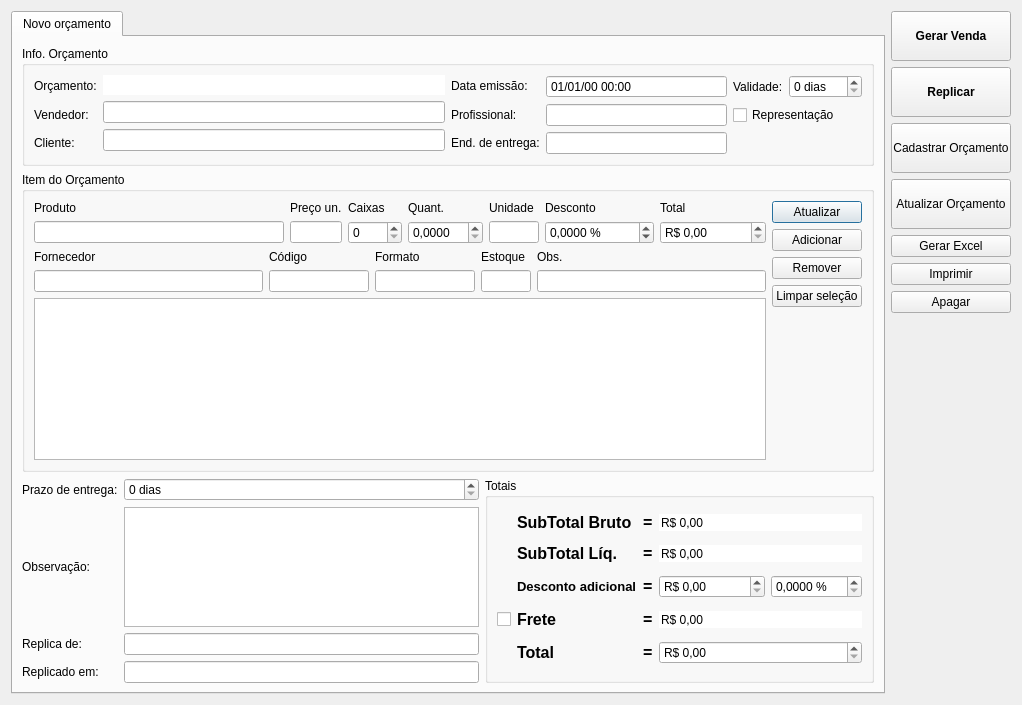
This is ui/orcamento.ui in lellisls/ERP-STACCATO as Qt 5 draws it before an edit. The edited form follows.
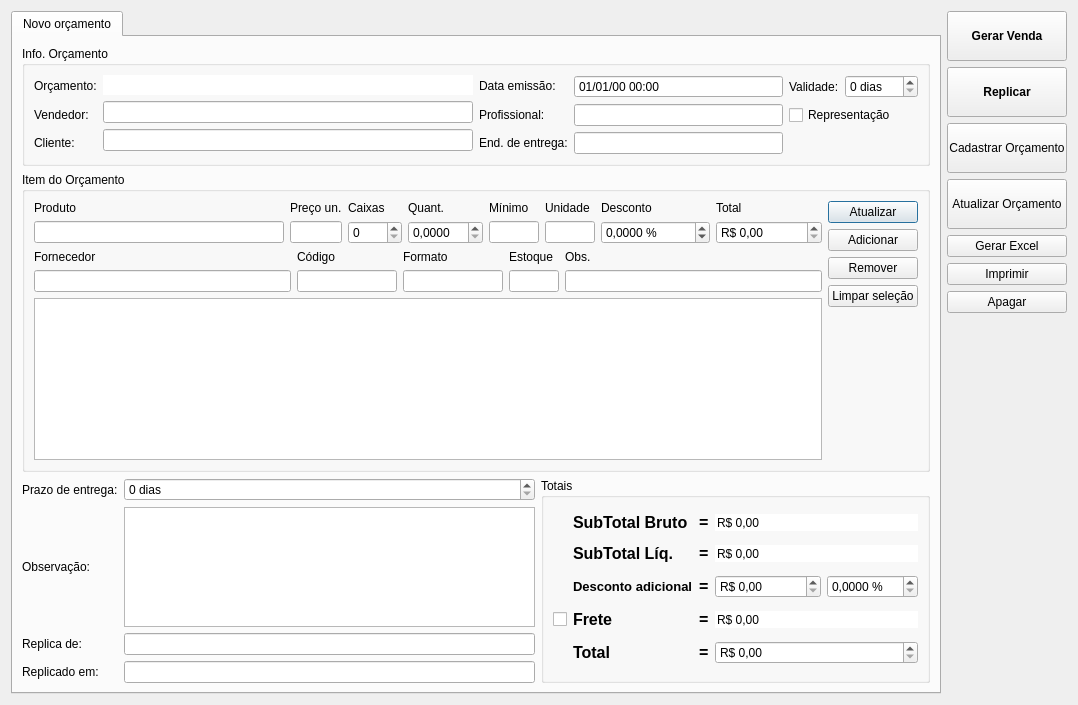
This is the edited form. Custom widgets are drawn as their Qt base class.

The edit to the form file:
```diff
--- a/ui/orcamento.ui
+++ b/ui/orcamento.ui
@@ -9,7 +9,7 @@
    <rect>
     <x>0</x>
     <y>0</y>
-    <width>1016</width>
+    <width>1072</width>
     <height>705</height>
    </rect>
   </property>
@@ -460,25 +460,9 @@
          <property name="title">
           <string>Item do Orçamento</string>
          </property>
-         <layout class="QGridLayout" name="gridLayout_9">
-          <item row="0" column="0">
-           <layout class="QGridLayout" name="gridLayout_8">
+         <layout class="QGridLayout" name="gridLayout_6">
             <item row="0" column="0">
              <layout class="QGridLayout" name="gridLayout_4">
-              <item row="0" column="0">
-               <widget class="QLabel" name="labelProduto">
-                <property name="text">
-                 <string>Produto</string>
-                </property>
-               </widget>
-              </item>
-              <item row="0" column="1">
-               <widget class="QLabel" name="labelPrecoUn">
-                <property name="text">
-                 <string>Preço un.</string>
-                </property>
-               </widget>
-              </item>
               <item row="0" column="2">
                <widget class="QLabel" name="labelCaixas">
                 <property name="text">
@@ -486,60 +470,34 @@
                 </property>
                </widget>
               </item>
+            <item row="0" column="1">
+             <widget class="QLabel" name="labelPrecoUn">
+              <property name="text">
+               <string>Preço un.</string>
+              </property>
+             </widget>
+            </item>
               <item row="0" column="3">
-               <widget class="QLabel" name="labelQte">
+             <widget class="QLabel" name="labelQuant">
                 <property name="text">
                  <string>Quant.</string>
                 </property>
                </widget>
               </item>
-              <item row="0" column="4">
+            <item row="0" column="5">
                <widget class="QLabel" name="labelUn">
                 <property name="text">
                  <string>Unidade</string>
                 </property>
                </widget>
               </item>
-              <item row="0" column="5">
-               <widget class="QLabel" name="labelDesconto">
-                <property name="text">
-                 <string>Desconto</string>
-                </property>
-               </widget>
-              </item>
-              <item row="0" column="6">
-               <widget class="QLabel" name="labelPrecoTotal">
+            <item row="0" column="7">
+             <widget class="QLabel" name="labelTotalItem">
                 <property name="text">
                  <string>Total</string>
                 </property>
                </widget>
               </item>
-              <item row="1" column="0">
-               <widget class="ItemBox" name="itemBoxProduto">
-                <property name="minimumSize">
-                 <size>
-                  <width>250</width>
-                  <height>0</height>
-                 </size>
-                </property>
-               </widget>
-              </item>
-              <item row="1" column="1">
-               <widget class="LineEditDecimal" name="lineEditPrecoUn">
-                <property name="maximumSize">
-                 <size>
-                  <width>60</width>
-                  <height>16777215</height>
-                 </size>
-                </property>
-                <property name="toolTip">
-                 <string>&lt;html&gt;&lt;head/&gt;&lt;body&gt;&lt;p&gt;Preço unitário&lt;/p&gt;&lt;/body&gt;&lt;/html&gt;</string>
-                </property>
-                <property name="readOnly">
-                 <bool>true</bool>
-                </property>
-               </widget>
-              </item>
               <item row="1" column="2">
                <widget class="QSpinBox" name="spinBoxCaixas">
                 <property name="maximumSize">
@@ -559,60 +517,40 @@
                 </property>
                </widget>
               </item>
-              <item row="1" column="3">
-               <widget class="QDoubleSpinBox" name="doubleSpinBoxQte">
-                <property name="maximumSize">
-                 <size>
-                  <width>75</width>
-                  <height>16777215</height>
-                 </size>
-                </property>
-                <property name="toolTip">
-                 <string>&lt;html&gt;&lt;head/&gt;&lt;body&gt;&lt;p&gt;Quantidade por unidade&lt;/p&gt;&lt;/body&gt;&lt;/html&gt;</string>
-                </property>
-                <property name="correctionMode">
-                 <enum>QAbstractSpinBox::CorrectToNearestValue</enum>
-                </property>
-                <property name="decimals">
-                 <number>4</number>
-                </property>
-                <property name="maximum">
-                 <double>9999999.000000000000000</double>
-                </property>
-               </widget>
-              </item>
-              <item row="1" column="4">
-               <widget class="QLineEdit" name="lineEditUn">
-                <property name="sizePolicy">
-                 <sizepolicy hsizetype="Fixed" vsizetype="Fixed">
-                  <horstretch>0</horstretch>
-                  <verstretch>0</verstretch>
-                 </sizepolicy>
-                </property>
-                <property name="minimumSize">
-                 <size>
-                  <width>50</width>
-                  <height>0</height>
-                 </size>
-                </property>
-                <property name="maximumSize">
-                 <size>
-                  <width>0</width>
-                  <height>16777215</height>
-                 </size>
-                </property>
-                <property name="toolTip">
-                 <string>&lt;html&gt;&lt;head/&gt;&lt;body&gt;&lt;p&gt;Unidade padrão do produto&lt;/p&gt;&lt;/body&gt;&lt;/html&gt;</string>
-                </property>
+            <item row="0" column="6">
+             <widget class="QLabel" name="labelDesconto">
                 <property name="text">
-                 <string/>
+               <string>Desconto</string>
+              </property>
+             </widget>
+            </item>
+            <item row="1" column="1">
+             <widget class="LineEditDecimal" name="lineEditPrecoUn">
+              <property name="maximumSize">
+               <size>
+                <width>60</width>
+                <height>16777215</height>
+               </size>
+              </property>
+              <property name="toolTip">
+               <string>&lt;html&gt;&lt;head/&gt;&lt;body&gt;&lt;p&gt;Preço unitário&lt;/p&gt;&lt;/body&gt;&lt;/html&gt;</string>
                 </property>
                 <property name="readOnly">
                  <bool>true</bool>
                 </property>
                </widget>
               </item>
-              <item row="1" column="5">
+            <item row="1" column="0">
+             <widget class="ItemBox" name="itemBoxProduto">
+              <property name="minimumSize">
+               <size>
+                <width>250</width>
+                <height>0</height>
+               </size>
+              </property>
+             </widget>
+            </item>
+            <item row="1" column="6">
                <widget class="QDoubleSpinBox" name="doubleSpinBoxDesconto">
                 <property name="toolTip">
                  <string>&lt;html&gt;&lt;head/&gt;&lt;body&gt;&lt;p&gt;Desconto por item&lt;/p&gt;&lt;/body&gt;&lt;/html&gt;</string>
@@ -631,8 +569,8 @@
                 </property>
                </widget>
               </item>
-              <item row="1" column="6">
-               <widget class="QDoubleSpinBox" name="doubleSpinBoxPrecoTotal">
+            <item row="1" column="7">
+             <widget class="QDoubleSpinBox" name="doubleSpinBoxTotalItem">
                 <property name="toolTip">
                  <string>&lt;html&gt;&lt;head/&gt;&lt;body&gt;&lt;p&gt;Valor total do orçamento, com desconto final.&lt;/p&gt;&lt;/body&gt;&lt;/html&gt;</string>
                 </property>
@@ -653,6 +591,173 @@
                 </property>
                </widget>
               </item>
+            <item row="1" column="5">
+             <widget class="QLineEdit" name="lineEditUn">
+              <property name="sizePolicy">
+               <sizepolicy hsizetype="Fixed" vsizetype="Fixed">
+                <horstretch>0</horstretch>
+                <verstretch>0</verstretch>
+               </sizepolicy>
+              </property>
+              <property name="minimumSize">
+               <size>
+                <width>50</width>
+                <height>0</height>
+               </size>
+              </property>
+              <property name="maximumSize">
+               <size>
+                <width>0</width>
+                <height>16777215</height>
+               </size>
+              </property>
+              <property name="toolTip">
+               <string>&lt;html&gt;&lt;head/&gt;&lt;body&gt;&lt;p&gt;Unidade padrão do produto&lt;/p&gt;&lt;/body&gt;&lt;/html&gt;</string>
+              </property>
+              <property name="text">
+               <string/>
+              </property>
+              <property name="readOnly">
+               <bool>true</bool>
+              </property>
+             </widget>
+            </item>
+            <item row="1" column="3">
+             <widget class="QDoubleSpinBox" name="doubleSpinBoxQuant">
+              <property name="maximumSize">
+               <size>
+                <width>75</width>
+                <height>16777215</height>
+               </size>
+              </property>
+              <property name="toolTip">
+               <string>&lt;html&gt;&lt;head/&gt;&lt;body&gt;&lt;p&gt;Quantidade por unidade&lt;/p&gt;&lt;/body&gt;&lt;/html&gt;</string>
+              </property>
+              <property name="correctionMode">
+               <enum>QAbstractSpinBox::CorrectToNearestValue</enum>
+              </property>
+              <property name="decimals">
+               <number>4</number>
+              </property>
+              <property name="maximum">
+               <double>9999999.000000000000000</double>
+              </property>
+             </widget>
+            </item>
+            <item row="0" column="0">
+             <widget class="QLabel" name="labelProduto">
+              <property name="text">
+               <string>Produto</string>
+              </property>
+             </widget>
+            </item>
+            <item row="1" column="4">
+             <widget class="QLineEdit" name="lineEditMinimo">
+              <property name="sizePolicy">
+               <sizepolicy hsizetype="Fixed" vsizetype="Fixed">
+                <horstretch>0</horstretch>
+                <verstretch>0</verstretch>
+               </sizepolicy>
+              </property>
+              <property name="minimumSize">
+               <size>
+                <width>50</width>
+                <height>0</height>
+               </size>
+              </property>
+              <property name="maximumSize">
+               <size>
+                <width>0</width>
+                <height>16777215</height>
+               </size>
+              </property>
+              <property name="toolTip">
+               <string>&lt;html&gt;&lt;head/&gt;&lt;body&gt;&lt;p&gt;Unidade padrão do produto&lt;/p&gt;&lt;/body&gt;&lt;/html&gt;</string>
+              </property>
+              <property name="text">
+               <string/>
+              </property>
+              <property name="readOnly">
+               <bool>true</bool>
+              </property>
+             </widget>
+            </item>
+            <item row="0" column="4">
+             <widget class="QLabel" name="labelMinimo">
+              <property name="text">
+               <string>Mínimo</string>
+              </property>
+             </widget>
+            </item>
+           </layout>
+          </item>
+          <item row="0" column="1" rowspan="3">
+           <layout class="QVBoxLayout" name="verticalLayout_3">
+            <item>
+             <widget class="QPushButton" name="pushButtonAtualizarItem">
+              <property name="toolTip">
+               <string>&lt;html&gt;&lt;head/&gt;&lt;body&gt;&lt;p&gt;Atualizar item atual&lt;/p&gt;&lt;/body&gt;&lt;/html&gt;</string>
+              </property>
+              <property name="text">
+               <string>Atualizar</string>
+              </property>
+              <property name="default">
+               <bool>true</bool>
+              </property>
+             </widget>
+            </item>
+            <item>
+             <widget class="QPushButton" name="pushButtonAdicionarItem">
+              <property name="toolTip">
+               <string>&lt;html&gt;&lt;head/&gt;&lt;body&gt;&lt;p&gt;Adicionar item atual&lt;/p&gt;&lt;/body&gt;&lt;/html&gt;</string>
+              </property>
+              <property name="text">
+               <string>Adicionar</string>
+              </property>
+              <property name="autoDefault">
+               <bool>false</bool>
+              </property>
+             </widget>
+            </item>
+            <item>
+             <widget class="QPushButton" name="pushButtonRemoverItem">
+              <property name="toolTip">
+               <string>&lt;html&gt;&lt;head/&gt;&lt;body&gt;&lt;p&gt;Remover item selecionado&lt;/p&gt;&lt;/body&gt;&lt;/html&gt;</string>
+              </property>
+              <property name="text">
+               <string>Remover</string>
+              </property>
+              <property name="autoDefault">
+               <bool>false</bool>
+              </property>
+             </widget>
+            </item>
+            <item>
+             <widget class="QPushButton" name="pushButtonLimparSelecao">
+              <property name="toolTip">
+               <string>&lt;html&gt;&lt;head/&gt;&lt;body&gt;&lt;p&gt;Remover item selecionado&lt;/p&gt;&lt;/body&gt;&lt;/html&gt;</string>
+              </property>
+              <property name="text">
+               <string>Limpar seleção</string>
+              </property>
+              <property name="autoDefault">
+               <bool>false</bool>
+              </property>
+             </widget>
+            </item>
+            <item>
+             <spacer name="verticalSpacer">
+              <property name="orientation">
+               <enum>Qt::Vertical</enum>
+              </property>
+              <property name="sizeHint" stdset="0">
+               <size>
+                <width>20</width>
+                <height>40</height>
+               </size>
+              </property>
+             </spacer>
+            </item>
              </layout>
             </item>
             <item row="1" column="0">
@@ -723,7 +828,7 @@
                  </size>
                 </property>
                 <property name="toolTip">
-                 <string>&lt;html&gt;&lt;head/&gt;&lt;body&gt;&lt;p&gt;Preço final do item, considerando desconto total aplicado&lt;/p&gt;&lt;/body&gt;&lt;/html&gt;</string>
+               <string>&lt;html&gt;&lt;head/&gt;&lt;body&gt;&lt;p&gt;Código comercial do produto&lt;/p&gt;&lt;/body&gt;&lt;/html&gt;</string>
                 </property>
                 <property name="readOnly">
                  <bool>true</bool>
@@ -745,7 +850,7 @@
                  </size>
                 </property>
                 <property name="toolTip">
-                 <string>&lt;html&gt;&lt;head/&gt;&lt;body&gt;&lt;p&gt;Preço final do item, considerando desconto total aplicado&lt;/p&gt;&lt;/body&gt;&lt;/html&gt;</string>
+               <string>&lt;html&gt;&lt;head/&gt;&lt;body&gt;&lt;p&gt;Formato do produto&lt;/p&gt;&lt;/body&gt;&lt;/html&gt;</string>
                 </property>
                 <property name="readOnly">
                  <bool>true</bool>
@@ -783,7 +888,7 @@
                  </size>
                 </property>
                 <property name="toolTip">
-                 <string>&lt;html&gt;&lt;head/&gt;&lt;body&gt;&lt;p&gt;&lt;span style=&quot; font-weight:600;&quot;&gt;Observações:&lt;/span&gt;&lt;/p&gt;&lt;p&gt;* Ambientes de instalação&lt;/p&gt;&lt;p&gt;* Instruções&lt;/p&gt;&lt;p&gt;* Descrição&lt;/p&gt;&lt;p&gt;&lt;br/&gt;&lt;/p&gt;&lt;p&gt;Ex: Piso do Banheiro&lt;/p&gt;&lt;p&gt;&lt;br/&gt;&lt;/p&gt;&lt;p&gt;&lt;br/&gt;&lt;/p&gt;&lt;p&gt;&lt;br/&gt;&lt;/p&gt;&lt;/body&gt;&lt;/html&gt;</string>
+               <string>&lt;html&gt;&lt;head/&gt;&lt;body&gt;&lt;p&gt;&lt;span style=&quot; font-weight:600;&quot;&gt;Observações:&lt;/span&gt;&lt;/p&gt;&lt;p&gt;* Ambientes de instalação&lt;/p&gt;&lt;p&gt;* Instruções&lt;/p&gt;&lt;p&gt;* Descrição&lt;/p&gt;&lt;p&gt;Ex: Piso do Banheiro&lt;/p&gt;&lt;/body&gt;&lt;/html&gt;</string>
                 </property>
                 <property name="readOnly">
                  <bool>false</bool>
@@ -792,78 +897,7 @@
               </item>
              </layout>
             </item>
-           </layout>
-          </item>
-          <item row="0" column="1" rowspan="2">
-           <layout class="QVBoxLayout" name="verticalLayout_3">
-            <item>
-             <widget class="QPushButton" name="pushButtonAtualizarItem">
-              <property name="toolTip">
-               <string>&lt;html&gt;&lt;head/&gt;&lt;body&gt;&lt;p&gt;Atualizar item atual&lt;/p&gt;&lt;/body&gt;&lt;/html&gt;</string>
-              </property>
-              <property name="text">
-               <string>Atualizar</string>
-              </property>
-              <property name="default">
-               <bool>true</bool>
-              </property>
-             </widget>
-            </item>
-            <item>
-             <widget class="QPushButton" name="pushButtonAdicionarItem">
-              <property name="toolTip">
-               <string>&lt;html&gt;&lt;head/&gt;&lt;body&gt;&lt;p&gt;Adicionar item atual&lt;/p&gt;&lt;/body&gt;&lt;/html&gt;</string>
-              </property>
-              <property name="text">
-               <string>Adicionar</string>
-              </property>
-              <property name="autoDefault">
-               <bool>false</bool>
-              </property>
-             </widget>
-            </item>
-            <item>
-             <widget class="QPushButton" name="pushButtonRemoverItem">
-              <property name="toolTip">
-               <string>&lt;html&gt;&lt;head/&gt;&lt;body&gt;&lt;p&gt;Remover item selecionado&lt;/p&gt;&lt;/body&gt;&lt;/html&gt;</string>
-              </property>
-              <property name="text">
-               <string>Remover</string>
-              </property>
-              <property name="autoDefault">
-               <bool>false</bool>
-              </property>
-             </widget>
-            </item>
-            <item>
-             <widget class="QPushButton" name="pushButtonLimparSelecao">
-              <property name="toolTip">
-               <string>&lt;html&gt;&lt;head/&gt;&lt;body&gt;&lt;p&gt;Remover item selecionado&lt;/p&gt;&lt;/body&gt;&lt;/html&gt;</string>
-              </property>
-              <property name="text">
-               <string>Limpar seleção</string>
-              </property>
-              <property name="autoDefault">
-               <bool>false</bool>
-              </property>
-             </widget>
-            </item>
-            <item>
-             <spacer name="verticalSpacer">
-              <property name="orientation">
-               <enum>Qt::Vertical</enum>
-              </property>
-              <property name="sizeHint" stdset="0">
-               <size>
-                <width>20</width>
-                <height>40</height>
-               </size>
-              </property>
-             </spacer>
-            </item>
-           </layout>
-          </item>
-          <item row="1" column="0">
+          <item row="2" column="0">
            <widget class="TableView" name="tableProdutos">
             <property name="sizeAdjustPolicy">
              <enum>QAbstractScrollArea::AdjustIgnored</enum>
```
Lines whose indentation alone changed are shown as unchanged.
